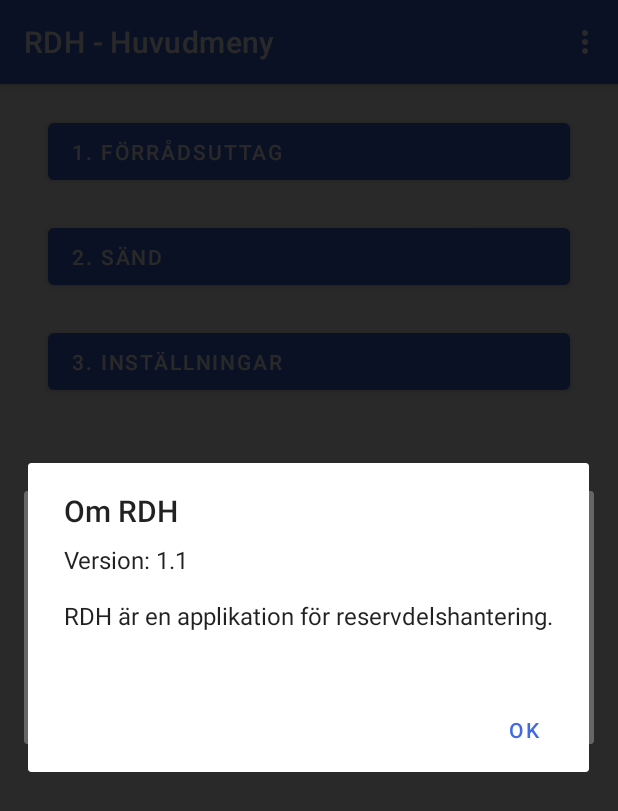
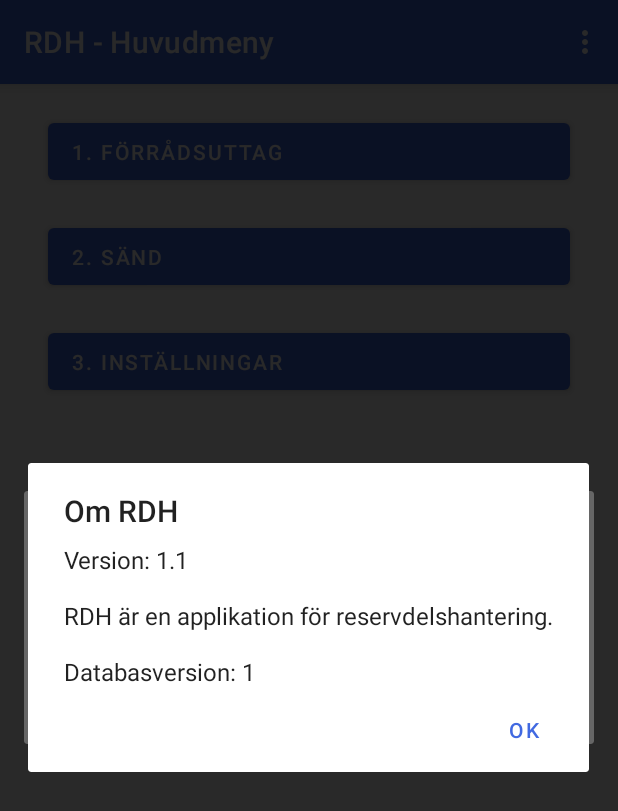
Before and after one commit to gunnarssonja/RDH, an Android app: the screen it shows after launch (MainActivity), in the options menu, after a tap on "Om", on a phone screen of 412 x 824 dp. Shown: the top 811 px of the screen. Run offline under Robolectric (Android 15) with nearby library versions, the light colour scheme and no system bars.

Commit message:
RDH-43 Lagt till databasversion i Om-dialogen

```diff
--- a/app/src/main/java/se/cgi/android/rdh/activities/MainActivity.java
+++ b/app/src/main/java/se/cgi/android/rdh/activities/MainActivity.java
@@ -17,6 +17,7 @@ import java.io.File;
 
 import se.cgi.android.rdh.BuildConfig;
 import se.cgi.android.rdh.R;
+import se.cgi.android.rdh.data.DatabaseHelper;
 import se.cgi.android.rdh.utils.AppPreference;
 import se.cgi.android.rdh.utils.FileUtil;
 
@@ -141,9 +142,9 @@ public class MainActivity extends NonBcrActivity {
         } else if(item.getItemId() == R.id.about){
             AlertDialog.Builder builder = new AlertDialog.Builder(this);
             builder.setTitle(getString(R.string.om_titel))
-                    .setMessage(getString(R.string.app_version_text) + " " + versionName + " " + buildVariant + "\n\n" +
-                            getString(R.string.om_text) + "\n\n ") //+
-                    //getString(R.string.db_version_text) + " " + DatabaseHelper.DATABASE_VERSION)
+                    .setMessage((getString(R.string.app_version_text) + " " + versionName + " " + buildVariant + "\n\n" +
+                            getString(R.string.om_text) + "\n\n") +
+                    getString(R.string.db_version_text) + " " + DatabaseHelper.DATABASE_VERSION)
                     .setCancelable(false)
                     .setPositiveButton("OK", new DialogInterface.OnClickListener() {
                         public void onClick(DialogInterface dialog, int id) {}
```
